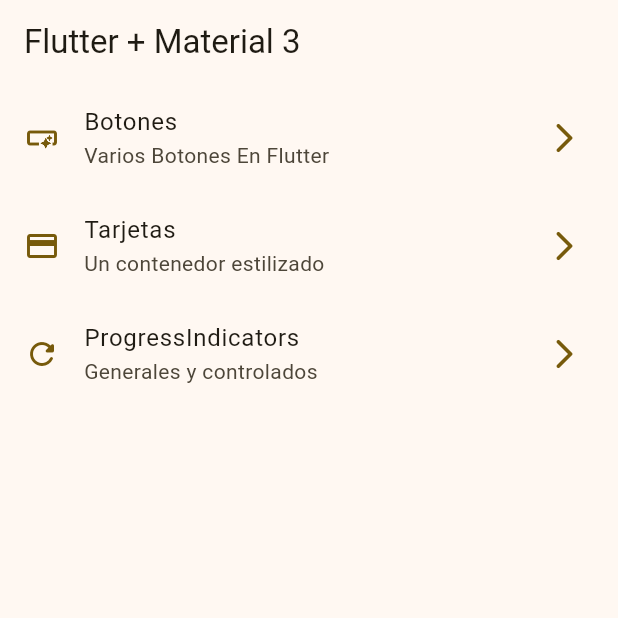
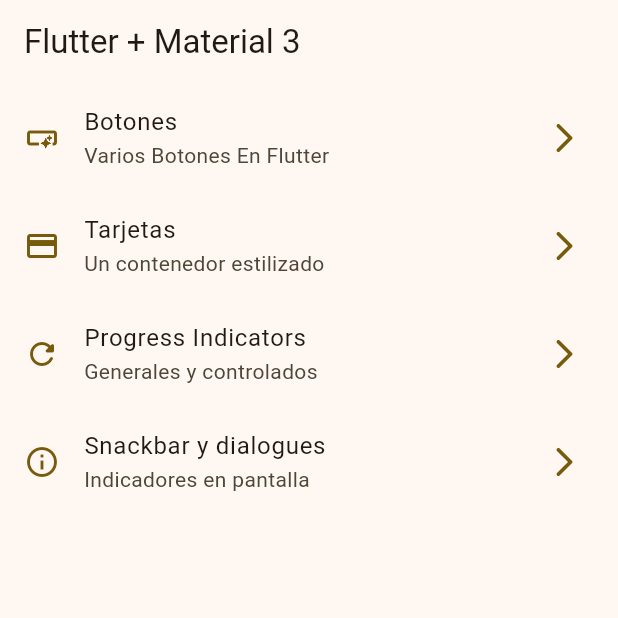
Before and after one commit to Keb-Manuel/widgets_app, a Flutter app: the screen it shows after launch, on a phone screen of 412 x 824 dp, the top half of it. Run offline on Flutter 3.47's test engine with Material 3 defaults, Android fonts, the phone set to English and light mode, and no system bars; our stand-ins replace go_router.

Commit message:
snackbars dialogs terminado

```diff
--- a/lib/config/menu/menu_items.dart
+++ b/lib/config/menu/menu_items.dart
@@ -27,9 +27,15 @@ const appMenuItems = <MenuItem>[
       icon: Icons.credit_card,
     ),
     MenuItem(
-      title: 'ProgressIndicators',
+      title: 'Progress Indicators',
       subTitle: 'Generales y controlados',
       link: '/progress',
       icon: Icons.refresh_rounded,
     ),
+    MenuItem(
+      title: 'Snackbar y dialogues',
+      subTitle: 'Indicadores en pantalla',
+      link: '/snackbar',
+      icon: Icons.info_outline,
+    ),
   ];
--- a/lib/config/router/app_router.dart
+++ b/lib/config/router/app_router.dart
@@ -22,4 +22,9 @@ final appRouter = GoRouter(initialLocation: '/', routes: [
     name: ProgressScreen.name,
     builder: (context, state) => const ProgressScreen(),
   ),
+  GoRoute(
+    path: '/snackbar',
+    name: SnackbarScreen.name,
+    builder: (context, state) => const SnackbarScreen(),
+  ),
 ]);
--- a/lib/main.dart
+++ b/lib/main.dart
@@ -11,6 +11,7 @@ class MainApp extends StatelessWidget {
   @override
   Widget build(BuildContext context) {
     return MaterialApp.router(
+      title: 'Flutter Widgets',
       routerConfig: appRouter,
       debugShowCheckedModeBanner: false,
       theme: AppTheme(selectedColor: 8).getThem(),
```
Also changed, not shown: lib/presentation/screens/snackbar/snackbar_screen.dart (+58 -1 lines).
